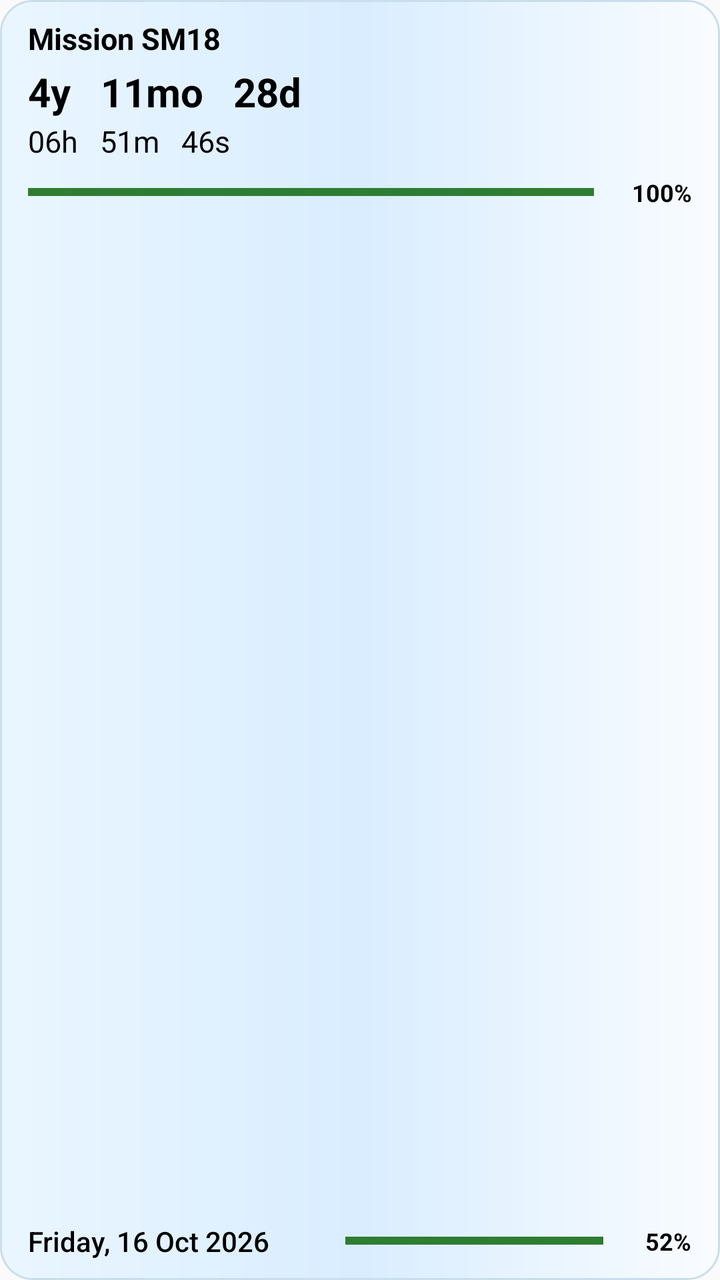
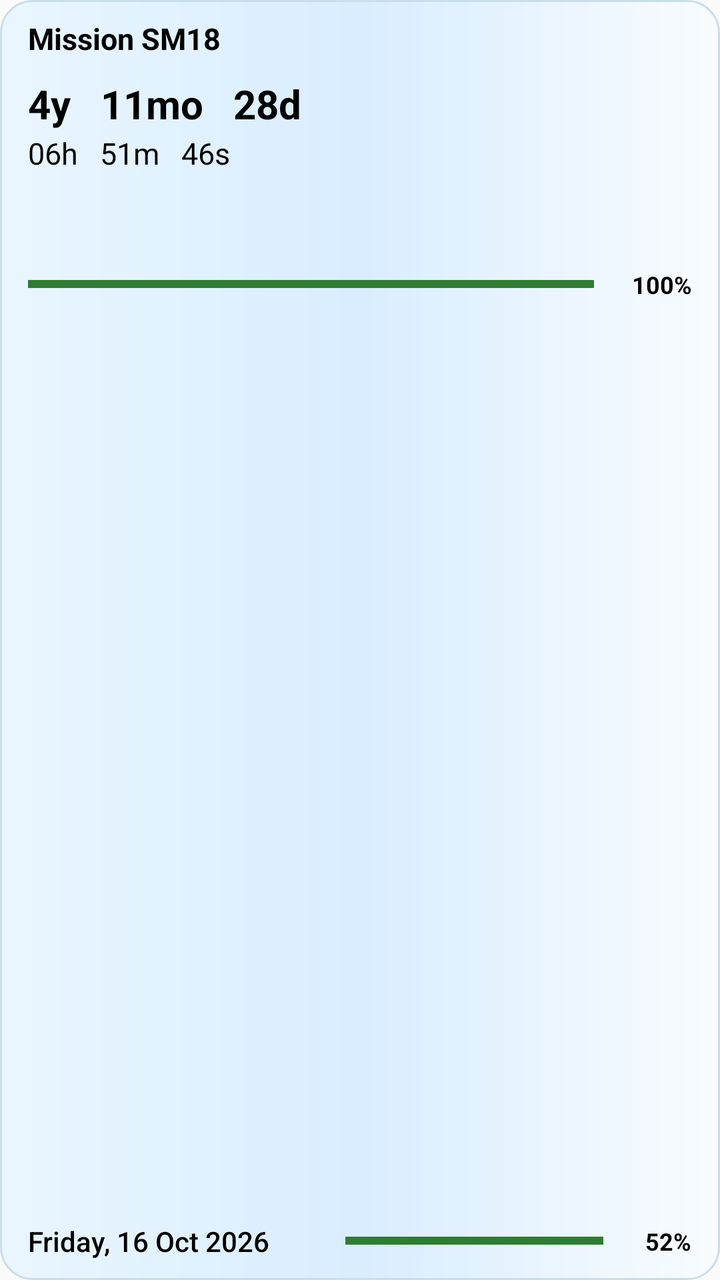

The first picture is an Android layout as it rendered before a commit; the second is the same layout after the commit. The layout source and the unified diff follow.
<!-- AndroidManifest.xml: application theme android:Theme.Material.Light.NoActionBar -->
<!-- res/layout/countdown_widget.xml -->
<?xml version="1.0" encoding="utf-8"?>
<LinearLayout xmlns:android="http://schemas.android.com/apk/res/android"
    android:id="@+id/widget_root"
    android:layout_width="match_parent"
    android:layout_height="match_parent"
    android:orientation="vertical"
    android:gravity="top"
    android:paddingStart="14dp"
    android:paddingEnd="14dp"
    android:paddingTop="9dp"
    android:paddingBottom="10dp"
    android:background="@drawable/widget_background">

    <TextView
        android:id="@+id/widget_title"
        android:layout_width="match_parent"
        android:layout_height="wrap_content"
        android:text="Mission SM18"
        android:textColor="#FF000000"
        android:textSize="15sp"
        android:textStyle="bold"
        android:maxLines="1" />

    <TextView
        android:id="@+id/widget_date"
        android:layout_width="match_parent"
        android:layout_height="wrap_content"
        android:layout_marginTop="3dp"
        android:text="4y   11mo   28d"
        android:textColor="#FF000000"
        android:textSize="20sp"
        android:textStyle="bold"
        android:maxLines="1"
        android:ellipsize="end" />

    <LinearLayout
        android:id="@+id/widget_time_row"
        android:layout_width="match_parent"
        android:layout_height="wrap_content"
        android:layout_marginTop="3dp"
        android:gravity="center_vertical"
        android:orientation="horizontal">

        <TextView
            android:id="@+id/widget_time"
            android:layout_width="wrap_content"
            android:layout_height="wrap_content"
            android:text="06h   51m   46s"
            android:textColor="#FF000000"
            android:textSize="15sp"
            android:includeFontPadding="false"
            android:maxLines="1" />

    </LinearLayout>

    <LinearLayout
        android:id="@+id/widget_main_progress_row"
        android:layout_width="match_parent"
        android:layout_height="wrap_content"
        android:layout_marginTop="8dp"
        android:gravity="center_vertical"
        android:orientation="horizontal">
        <FrameLayout
            android:layout_width="0dp"
            android:layout_height="8dp"
            android:layout_weight="1">
            <ProgressBar android:id="@+id/widget_progress_green" style="?android:attr/progressBarStyleHorizontal" android:layout_width="match_parent" android:layout_height="8dp" android:max="1000" android:progress="1000" android:progressTint="#2E7D32" android:progressBackgroundTint="#559E9E9E" />
            <ProgressBar android:id="@+id/widget_progress_yellow" style="?android:attr/progressBarStyleHorizontal" android:layout_width="match_parent" android:layout_height="8dp" android:max="1000" android:progress="1000" android:progressTint="#F9A825" android:progressBackgroundTint="#559E9E9E" android:visibility="gone" />
            <ProgressBar android:id="@+id/widget_progress_orange" style="?android:attr/progressBarStyleHorizontal" android:layout_width="match_parent" android:layout_height="8dp" android:max="1000" android:progress="1000" android:progressTint="#EF6C00" android:progressBackgroundTint="#559E9E9E" android:visibility="gone" />
            <ProgressBar android:id="@+id/widget_progress_red" style="?android:attr/progressBarStyleHorizontal" android:layout_width="match_parent" android:layout_height="8dp" android:max="1000" android:progress="1000" android:progressTint="#C62828" android:progressBackgroundTint="#559E9E9E" android:visibility="gone" />
        </FrameLayout>
        <TextView
            android:id="@+id/widget_main_percent"
            android:layout_width="42dp"
            android:layout_height="wrap_content"
            android:layout_marginStart="7dp"
            android:gravity="end|center_vertical"
            android:text="100%"
            android:textColor="#FF000000"
            android:textSize="12sp"
            android:textStyle="bold"
            android:maxLines="1" />
    </LinearLayout>

    <LinearLayout
        android:layout_width="match_parent"
        android:layout_height="0dp"
        android:layout_weight="1"
        android:orientation="vertical" />

    <LinearLayout
        android:id="@+id/widget_bottom_row"
        android:layout_width="match_parent"
        android:layout_height="wrap_content"
        android:layout_marginTop="8dp"
        android:gravity="center_vertical"
        android:orientation="horizontal">
        <TextView
            android:id="@+id/widget_today"
            android:layout_width="0dp"
            android:layout_height="wrap_content"
            android:layout_weight="1.15"
            android:layout_marginEnd="10dp"
            android:text="Friday, 16 Oct 2026"
            android:textColor="#FF000000"
            android:textSize="14sp"
            android:fontFamily="sans-serif-medium"
            android:maxLines="1"
            android:ellipsize="end" />
        <FrameLayout
            android:layout_width="0dp"
            android:layout_height="6dp"
            android:layout_weight="1"
            android:contentDescription="Time remaining today">
            <ProgressBar android:id="@+id/widget_day_track" style="?android:attr/progressBarStyleHorizontal" android:layout_width="match_parent" android:layout_height="6dp" android:max="1000" android:progress="1000" android:progressTint="#559E9E9E" android:progressBackgroundTint="#559E9E9E" />
            <ProgressBar android:id="@+id/widget_day_green" style="?android:attr/progressBarStyleHorizontal" android:layout_width="match_parent" android:layout_height="6dp" android:max="1000" android:progress="1000" android:progressTint="#2E7D32" android:progressBackgroundTint="#559E9E9E" />
            <ProgressBar android:id="@+id/widget_day_yellow" style="?android:attr/progressBarStyleHorizontal" android:layout_width="match_parent" android:layout_height="6dp" android:max="1000" android:progress="1000" android:progressTint="#F9A825" android:progressBackgroundTint="#559E9E9E" android:visibility="gone" />
            <ProgressBar android:id="@+id/widget_day_orange" style="?android:attr/progressBarStyleHorizontal" android:layout_width="match_parent" android:layout_height="6dp" android:max="1000" android:progress="1000" android:progressTint="#EF6C00" android:progressBackgroundTint="#559E9E9E" android:visibility="gone" />
            <ProgressBar android:id="@+id/widget_day_red" style="?android:attr/progressBarStyleHorizontal" android:layout_width="match_parent" android:layout_height="6dp" android:max="1000" android:progress="1000" android:progressTint="#C62828" android:progressBackgroundTint="#559E9E9E" android:visibility="gone" />
        </FrameLayout>
        <TextView
            android:id="@+id/widget_day_percent"
            android:layout_width="38dp"
            android:layout_height="wrap_content"
            android:layout_marginStart="6dp"
            android:gravity="end|center_vertical"
            android:text="52%"
            android:textColor="#FF000000"
            android:textSize="12sp"
            android:textStyle="bold"
            android:maxLines="1" />
    </LinearLayout>
</LinearLayout>
<!-- resources referenced by this layout -->
<resources>
  <!-- drawable widget_background (drawable) -->
  <?xml version="1.0" encoding="utf-8"?>
  <shape xmlns:android="http://schemas.android.com/apk/res/android">
      <gradient android:angle="0" android:startColor="#FFEAF6FF" android:centerColor="#FFD9EDFF" android:endColor="#FFF9FCFF" android:type="linear" />
      <corners android:radius="16dp" />
      <stroke android:width="1dp" android:color="#FFC9DDEB" />
  </shape>
</resources>

<!-- the commit's change to res/layout/countdown_widget.xml (unified diff, before → after) -->
@@ -25,7 +25,7 @@
         android:id="@+id/widget_date"
         android:layout_width="match_parent"
         android:layout_height="wrap_content"
-        android:layout_marginTop="3dp"
+        android:layout_marginTop="9dp"
         android:text="4y   11mo   28d"
         android:textColor="#FF000000"
         android:textSize="20sp"
@@ -57,7 +57,7 @@
         android:id="@+id/widget_main_progress_row"
         android:layout_width="match_parent"
         android:layout_height="wrap_content"
-        android:layout_marginTop="8dp"
+        android:layout_marginTop="48dp"
         android:gravity="center_vertical"
         android:orientation="horizontal">
         <FrameLayout
